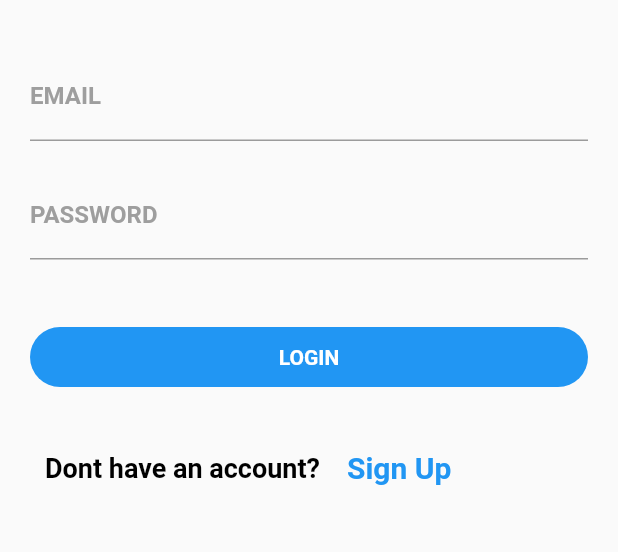
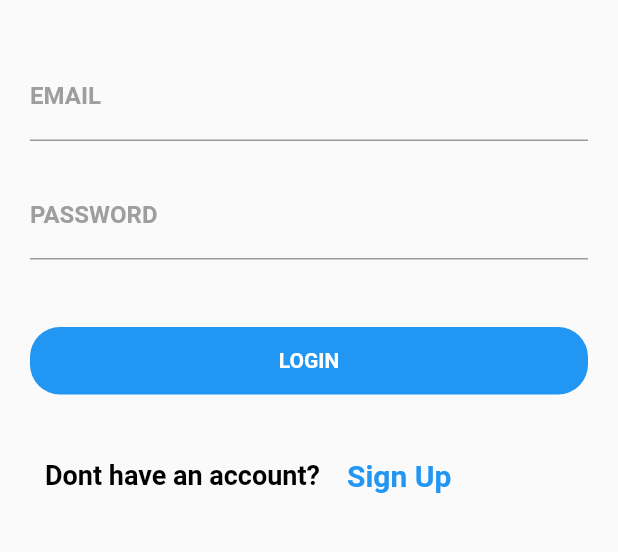
Before and after one commit to tusharhow/childon-app, a Flutter app: the screen it shows after launch, item 5 of the bottom bar chosen, after a tap on "Login", on a phone screen of 412 x 824 dp, the part 450-1002 px from its top. Run offline on Flutter 3.47's test engine with Material 2 defaults, Android fonts, the phone set to English and light mode, and no system bars; our stand-ins replace cloud_firestore, firebase_auth, firebase_core, get, getwidget, shared_preferences; accounts and stored records are empty; network calls fail; Roboto replaces fonts that are missing (Montserrat).

Commit message:
Auth persistance done

```diff
--- a/lib/auth/login.dart
+++ b/lib/auth/login.dart
@@ -35,6 +35,7 @@ class _LoginScreenState extends State<LoginScreen> {
             child: Column(
               children: [
                 TextField(
+                  controller: emailController,
                   decoration: InputDecoration(
                       labelText: 'EMAIL',
                       labelStyle: TextStyle(
@@ -51,6 +52,7 @@ class _LoginScreenState extends State<LoginScreen> {
                   height: 20,
                 ),
                 TextField(
+                  controller: passController,
                   decoration: InputDecoration(
                       labelText: 'PASSWORD',
                       labelStyle: TextStyle(
@@ -71,7 +73,7 @@ class _LoginScreenState extends State<LoginScreen> {
                   height: 40.0,
                 ),
                 Container(
-                  height: 40.0,
+                  height: 45.0,
                   child: Material(
                     borderRadius: BorderRadius.circular(20.0),
                     color: Colors.blue,
--- a/lib/screens/about.dart
+++ b/lib/screens/about.dart
@@ -1,8 +1,12 @@
 import 'package:childon/auth/login.dart';
 import 'package:childon/auth/signup.dart';
+import 'package:childon/controllers/auth_controller.dart';
 import 'package:flutter/cupertino.dart';
 import 'package:flutter/material.dart';
 import 'package:getwidget/components/carousel/gf_carousel.dart';
+import 'package:shared_preferences/shared_preferences.dart';
+
+import 'homepage.dart';
 
 class AboutMe extends StatefulWidget {
   const AboutMe({Key? key}) : super(key: key);
@@ -11,14 +15,32 @@ class AboutMe extends StatefulWidget {
   State<AboutMe> createState() => _AboutMeState();
 }
 
-// final List<String> imageList = [
-//   "https://cdn.pixabay.com/photo/2017/12/03/18/04/christmas-balls-2995437_960_720.jpg",
-//   "https://cdn.pixabay.com/photo/2017/12/13/00/23/christmas-3015776_960_720.jpg",
-//   "https://cdn.pixabay.com/photo/2019/12/19/10/55/christmas-market-4705877_960_720.jpg",
-//   "https://cdn.pixabay.com/photo/2019/12/20/00/03/road-4707345_960_720.jpg",
-//   "https://cdn.pixabay.com/photo/2016/11/22/07/09/spruce-1848543__340.jpg"
-// ];
+AuthController authController = AuthController();
+var auth;
+
 class _AboutMeState extends State<AboutMe> {
+  names() async {
+    SharedPreferences prefs = await SharedPreferences.getInstance();
+    setState(() {
+      auth = prefs.getString('authToken');
+    });
+  }
+
+  remove() async {
+    SharedPreferences prefs = await SharedPreferences.getInstance();
+    prefs.remove('authToken');
+    setState(() {
+      auth = null;
+    });
+  }
+
+  @override
+  void initState() {
+    super.initState();
+    names();
+
+  }
+
   @override
   Widget build(BuildContext context) {
     return Scaffold(
@@ -59,9 +81,13 @@ class _AboutMeState extends State<AboutMe> {
               //     });
               //   },
               // ),
+
               SizedBox(
                 height: 100,
               ),
+              auth == null
+                  ? Column(
+                      children: [
                         Text(
                           'Welcome to ChildOn',
                           style: TextStyle(
@@ -85,7 +111,6 @@ class _AboutMeState extends State<AboutMe> {
                         SizedBox(
                           height: 30,
                         ),
-
                         Row(
                           mainAxisAlignment: MainAxisAlignment.center,
                           children: [
@@ -147,6 +172,47 @@ class _AboutMeState extends State<AboutMe> {
                           ],
                         )
                       ],
+                    )
+                  : Column(
+                      children: [
+                        Text(
+                          'Welcome to ChildOn',
+                          style: TextStyle(
+                            fontSize: 22,
+                            color: Colors.white,
+                            fontWeight: FontWeight.w700,
+                          ),
+                          textAlign: TextAlign.justify,
+                        ),
+                        SizedBox(
+                          height: 50,
+                        ),
+                        SizedBox(
+                          height: 50,
+                          width: 130,
+                          child: ElevatedButton(
+                              style: ElevatedButton.styleFrom(
+                                primary: Colors.teal, // This is what you need!
+                              ),
+                              onPressed: () {
+                                setState(() {
+                                  remove().then((value) {
+                                    Navigator.push(
+                                        context,
+                                        MaterialPageRoute(
+                                            builder: (context) =>
+                                                BottomNavigationBarScreen()));
+                                  });
+                                });
+                              },
+                              child: Text(
+                                'Log Out',
+                                style: TextStyle(fontSize: 20),
+                              )),
+                        ),
+                      ],
+                    )
+            ],
           ),
         ));
   }
```
Also changed, not shown: lib/controllers/auth_controller.dart (+27 -30 lines). Lines whose indentation alone changed are shown as unchanged.
